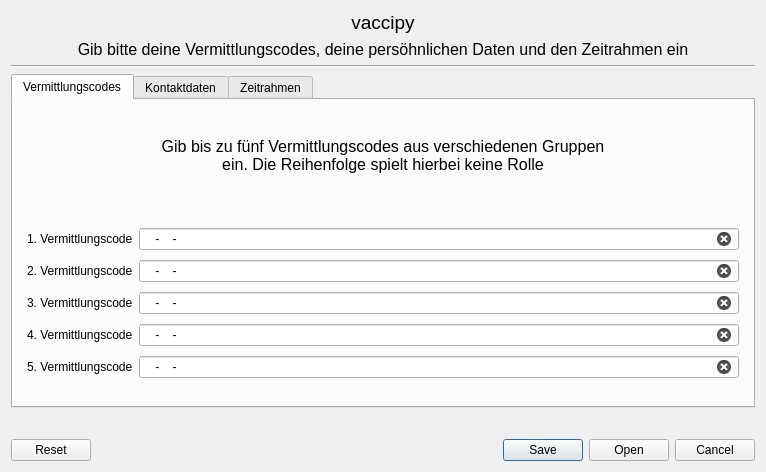
Above: tools/gui/kontaktdaten.ui from timreibe/vaccipy before the change. Below: the same form after it.
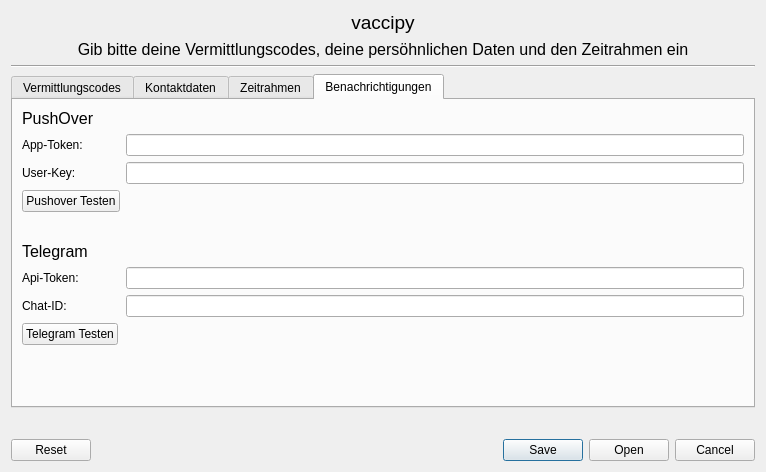
That is the form after the change. The open tabs and pages were chosen to show the change.

The edit to the form file:
```diff
--- a/tools/gui/kontaktdaten.ui
+++ b/tools/gui/kontaktdaten.ui
@@ -879,6 +879,119 @@
        </item>
       </layout>
      </widget>
+     <widget class="QWidget" name="notifications_tab">
+      <attribute name="title">
+       <string>Benachrichtigungen</string>
+      </attribute>
+      <layout class="QFormLayout" name="formLayout">
+       <item row="0" column="0">
+        <widget class="QLabel" name="pushover_label">
+         <property name="font">
+          <font>
+           <pointsize>12</pointsize>
+          </font>
+         </property>
+         <property name="text">
+          <string>PushOver</string>
+         </property>
+        </widget>
+       </item>
+       <item row="1" column="0">
+        <widget class="QLabel" name="app_token_label">
+         <property name="text">
+          <string>App-Token:</string>
+         </property>
+        </widget>
+       </item>
+       <item row="1" column="1">
+        <widget class="QLineEdit" name="i_app_token">
+         <property name="clearButtonEnabled">
+          <bool>false</bool>
+         </property>
+        </widget>
+       </item>
+       <item row="2" column="0">
+        <widget class="QLabel" name="user_key_label">
+         <property name="text">
+          <string>User-Key:</string>
+         </property>
+        </widget>
+       </item>
+       <item row="2" column="1">
+        <widget class="QLineEdit" name="i_user_key">
+         <property name="clearButtonEnabled">
+          <bool>false</bool>
+         </property>
+        </widget>
+       </item>
+       <item row="3" column="0">
+        <widget class="QPushButton" name="b_test_pushover">
+         <property name="text">
+          <string>Pushover Testen</string>
+         </property>
+        </widget>
+       </item>
+       <item row="4" column="0">
+        <widget class="QLabel" name="spacer_label">
+         <property name="font">
+          <font>
+           <pointsize>12</pointsize>
+          </font>
+         </property>
+         <property name="text">
+          <string/>
+         </property>
+        </widget>
+       </item>
+       <item row="5" column="0">
+        <widget class="QLabel" name="telegram_label">
+         <property name="font">
+          <font>
+           <pointsize>12</pointsize>
+          </font>
+         </property>
+         <property name="text">
+          <string>Telegram</string>
+         </property>
+        </widget>
+       </item>
+       <item row="6" column="0">
+        <widget class="QLabel" name="api_token_label">
+         <property name="text">
+          <string>Api-Token:</string>
+         </property>
+        </widget>
+       </item>
+       <item row="6" column="1">
+        <widget class="QLineEdit" name="i_api_token">
+         <property name="clearButtonEnabled">
+          <bool>false</bool>
+         </property>
+        </widget>
+       </item>
+       <item row="7" column="0">
+        <widget class="QLabel" name="chat_id_label">
+         <property name="text">
+          <string>Chat-ID:</string>
+         </property>
+        </widget>
+       </item>
+       <item row="7" column="1">
+        <widget class="QLineEdit" name="i_chat_id">
+         <property name="clearButtonEnabled">
+          <bool>false</bool>
+         </property>
+        </widget>
+       </item>
+       <item row="8" column="0">
+        <widget class="QPushButton" name="b_test_telegram">
+         <property name="text">
+          <string>Telegram Testen</string>
+         </property>
+        </widget>
+       </item>
+      </layout>
+     </widget>
     </widget>
    </item>
    <item>
```
Left out of the diff: 16 changed lines with no effect on the pictures.
